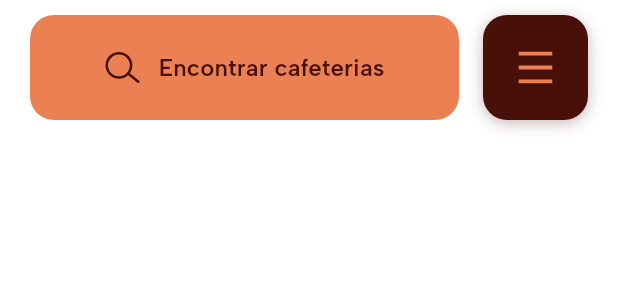
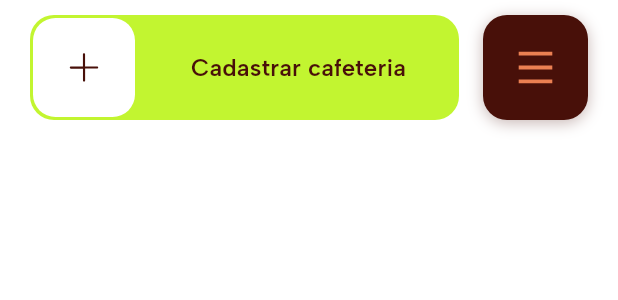
Before and after one commit to kafexApp/kafexapp, a Flutter app: the CustomBottomNavbar widget shown alone on an empty page, opened directly, on a phone screen of 412 x 824 dp. Shown: the top 300 px of the screen. Run offline on Flutter 3.47's test engine with Material 3 defaults, Android fonts, the phone set to English and light mode, and no system bars; our stand-ins replace cached_network_image, firebase_auth, firebase_core, flutter_svg, geolocator, google_fonts and 3 more; accounts and stored records are empty; network calls fail.

Commit message:
Implementa navbar adaptativa com botão dinâmico
- Adiciona lógica condicional na CustomBottomNavbar baseada na tela atual
- Cria alternância entre "Encontrar cafeterias" e "Cadastrar cafeteria"
- Implementa box de ícone com fundo White White e margem de 2px
- Adiciona parâmetro isInCafeExplorer para detectar tela de exploração
- Alterna cores de fundo: Papaya Sensorial ↔ Pear
- Alterna ícones: search.svg ↔ plus.svg
- Remove padding interno do botão para alinhamento perfeito
- Integra nova navbar na tela cafe_explorer_screen.dart
- Mantém compatibilidade com outras telas (default false)

```diff
--- a/lib/screens/cafe_explorer_screen.dart
+++ b/lib/screens/cafe_explorer_screen.dart
@@ -1550,6 +1550,7 @@ class _CafeExplorerScreenState extends State<CafeExplorerScreen> {
             right: 0,
             bottom: 0,
             child: CustomBottomNavbar(
+              isInCafeExplorer: true, // Indica que estamos na tela de exploração
               onMenuPressed: () {
                 print('Abrir menu sidebar');
                 showSideMenu(context); // LINHA ADICIONADA
--- a/lib/widgets/custom_bottom_navbar.dart
+++ b/lib/widgets/custom_bottom_navbar.dart
@@ -9,11 +9,13 @@ import 'side_menu_overlay.dart';
 class CustomBottomNavbar extends StatelessWidget {
   final VoidCallback? onMenuPressed;
   final VoidCallback? onSearchPressed;
+  final bool isInCafeExplorer; // Novo parâmetro
 
   const CustomBottomNavbar({
     Key? key,
     this.onMenuPressed,
     this.onSearchPressed,
+    this.isInCafeExplorer = false, // Default false
   }) : super(key: key);
 
   void _navigateToCafeExplorer(BuildContext context) {
@@ -49,12 +51,16 @@ class CustomBottomNavbar extends StatelessWidget {
           padding: EdgeInsets.symmetric(horizontal: 20, vertical: 10),
           child: Row(
             children: [
-              // Botão "Encontrar cafeterias"
+              // Botão principal - alterna entre "Encontrar cafeterias" e "Cadastrar cafeteria"
               Expanded(
                 child: Container(
                   height: 70,
                   child: ElevatedButton(
                     onPressed: () {
+                      if (isInCafeExplorer) {
+                        print('🔥 Botão "Cadastrar cafeteria" clicado!');
+                        // TODO: Implementar lógica de cadastro de cafeteria
+                      } else {
                         print('🔥 Botão "Encontrar cafeterias" clicado!');
                         print('🔍 onSearchPressed é null? ${onSearchPressed == null}');
 
@@ -66,36 +72,59 @@ class CustomBottomNavbar extends StatelessWidget {
                           print('🎯 Usando navegação padrão para CafeExplorerScreen...');
                           _navigateToCafeExplorer(context);
                         }
+                      }
                     },
                     style: ElevatedButton.styleFrom(
-                      backgroundColor: AppColors.papayaSensorial,
+                      backgroundColor: isInCafeExplorer ? AppColors.pear : AppColors.papayaSensorial,
                       foregroundColor: AppColors.velvetMerlot,
                       shape: RoundedRectangleBorder(
                         borderRadius: BorderRadius.circular(16),
                       ),
                       elevation: 0,
+                      padding: EdgeInsets.zero, // Remove o padding interno
                       // Adiciona um efeito visual ao pressionar
                       splashFactory: InkRipple.splashFactory,
                     ),
                     child: Row(
-                      mainAxisAlignment: MainAxisAlignment.center,
+                      mainAxisAlignment: MainAxisAlignment.start,
                       children: [
-                        SvgPicture.asset(
-                          'assets/images/search.svg',
-                          width: 24,
-                          height: 24,
+                        // Box com ícone - muda baseado na tela
+                        Container(
+                          width: 68,
+                          height: 68,
+                          margin: EdgeInsets.all(2),
+                          decoration: BoxDecoration(
+                            color: AppColors.whiteWhite,
+                            borderRadius: BorderRadius.circular(15),
+                          ),
+                          child: Center(
+                            child: SvgPicture.asset(
+                              isInCafeExplorer
+                                  ? 'assets/images/plus.svg'
+                                  : 'assets/images/search.svg',
+                              width: 20,
+                              height: 20,
                               colorFilter: ColorFilter.mode(
                                 AppColors.velvetMerlot,
                                 BlendMode.srcIn,
                               ),
                             ),
-                        SizedBox(width: 12),
-                        Text(
-                          'Encontrar cafeterias',
+                          ),
+                        ),
+
+                        // Espaço flexível para centralizar o texto
+                        Expanded(
+                          child: Center(
+                            child: Text(
+                              isInCafeExplorer
+                                  ? 'Cadastrar cafeteria'
+                                  : 'Encontrar cafeterias',
                               style: GoogleFonts.albertSans(
                                 fontSize: 16,
                                 fontWeight: FontWeight.w600,
                                 color: AppColors.velvetMerlot,
+                              ),
+                            ),
                           ),
                         ),
                       ],
--- a/lib/widgets/custom_boxcafe.dart
+++ b/lib/widgets/custom_boxcafe.dart
@@ -670,7 +670,7 @@ class CustomBoxcafe extends StatelessWidget {
               width: 20,
               height: 20,
               colorFilter: ColorFilter.mode(
-                AppColors.carbon,
+                AppColors.spiced,
                 BlendMode.srcIn,
               ),
             ),
```
Also changed, not shown: assets/images/plus.svg (added). Lines whose indentation alone changed are shown as unchanged.
